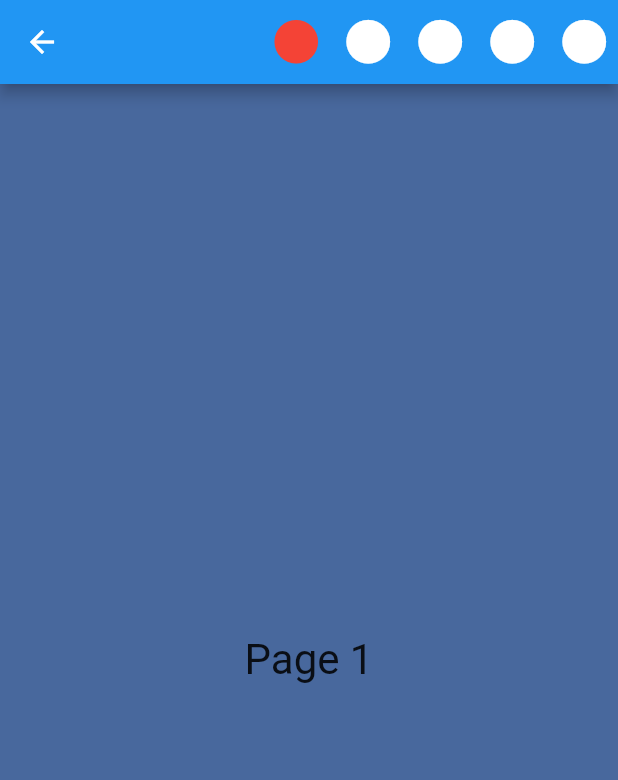
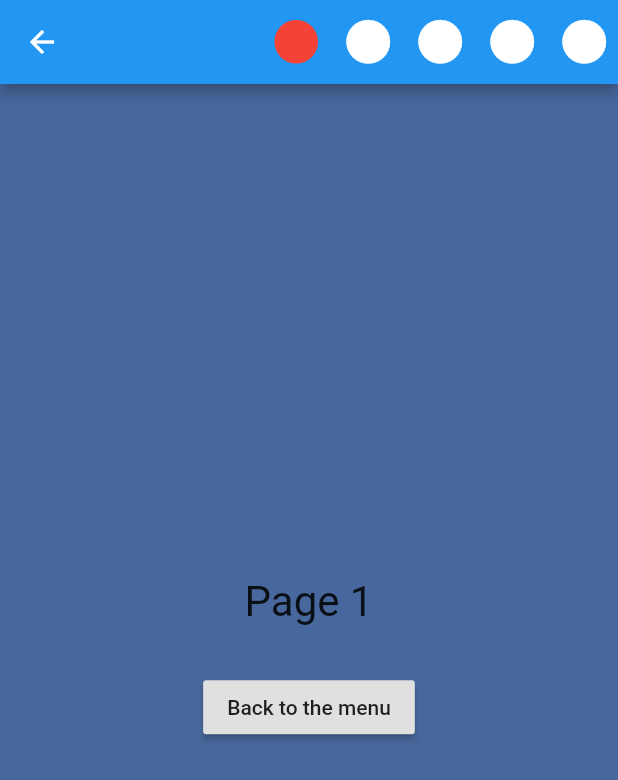
Before and after one commit to synw/persistent_state, a Flutter app: the Page screen opened by its route, on a phone screen of 412 x 824 dp. Shown: the top 780 px of the screen. Run offline on Flutter 3.47's test engine with Material 2 defaults, Android fonts, the phone set to English and light mode, and no system bars; missing offline and left inert: sqlcool.

Commit message:
Add a second example

```diff
--- a/example/lib/main.dart
+++ b/example/lib/main.dart
@@ -1,15 +1,21 @@
 import 'package:flutter/material.dart';
-import 'page_builder.dart';
-import 'state.dart';
 import 'db.dart';
-import 'intro.dart';
+import 'menu.dart';
+import 'routes/page_builder.dart';
+import 'routes/intro.dart';
+import 'squares/squares.dart';
 
 final routes = {
+  '/': (BuildContext context) => MenuPage(),
+  // pages example
+  '/intro': (BuildContext context) => IntroPage(),
   '/page1': (BuildContext context) => Page(1),
   '/page2': (BuildContext context) => Page(2),
   '/page3': (BuildContext context) => Page(3),
   '/page4': (BuildContext context) => Page(4),
   '/page5': (BuildContext context) => Page(5),
+  // squares example
+  '/squares': (BuildContext context) => SquaresPage(),
 };
 
 class MyApp extends StatelessWidget {
@@ -18,13 +24,12 @@ class MyApp extends StatelessWidget {
     return MaterialApp(
       debugShowCheckedModeBanner: false,
       title: 'Persistent state demo',
-      home: IntroPage(),
       routes: routes,
     );
   }
 }
 
 void main() {
-  initDb().then((_) => state.init());
+  initDb();
   runApp(MyApp());
 }
--- a/example/lib/page_builder.dart
+++ /dev/null
@@ -1,55 +0,0 @@
-import 'dart:math' as math;
-import 'package:flutter/material.dart';
-import 'state.dart';
-
-class Page extends StatelessWidget {
-  Page(this.pageNum, {Key key}) : super(key: key);
-
-  final int pageNum;
-
-  final Color _randomColor =
-      Color((math.Random().nextDouble() * 0xFFFFFF).toInt() << 0)
-          .withOpacity(0.8);
-
-  @override
-  Widget build(BuildContext context) {
-    return Scaffold(
-        appBar: AppBar(
-          actions: <Widget>[
-            NavButton(pageNum: 1, isSelected: (1 == pageNum)),
-            NavButton(pageNum: 2, isSelected: (2 == pageNum)),
-            NavButton(pageNum: 3, isSelected: (3 == pageNum)),
-            NavButton(pageNum: 4, isSelected: (4 == pageNum)),
-            NavButton(pageNum: 5, isSelected: (5 == pageNum)),
-          ],
-        ),
-        body: Container(
-            decoration: BoxDecoration(color: _randomColor),
-            child: Center(
-              child: Text("Page $pageNum", textScaleFactor: 2.0),
-            )));
-  }
-}
-
-class NavButton extends StatelessWidget {
-  const NavButton({
-    Key key,
-    @required this.pageNum,
-    this.isSelected = false,
-  }) : super(key: key);
-
-  final int pageNum;
-  final bool isSelected;
-
-  @override
-  Widget build(BuildContext context) {
-    return IconButton(
-      icon: Icon(
-        Icons.brightness_1,
-        size: 35.0,
-        color: (isSelected) ? Colors.red : Colors.white,
-      ),
-      onPressed: () => state.navigate(context, "/page$pageNum"),
-    );
-  }
-}
--- /dev/null
+++ b/example/lib/routes/page_builder.dart
@@ -0,0 +1,69 @@
+import 'dart:math' as math;
+import 'package:flutter/material.dart';
+import 'state.dart';
+
+class _PageState extends State<Page> {
+  final Color _randomColor =
+      Color((math.Random().nextDouble() * 0xFFFFFF).toInt() << 0)
+          .withOpacity(0.8);
+
+  @override
+  Widget build(BuildContext context) {
+    return Scaffold(
+        appBar: AppBar(
+          actions: <Widget>[
+            NavButton(pageNum: 1, isSelected: (1 == widget.pageNum)),
+            NavButton(pageNum: 2, isSelected: (2 == widget.pageNum)),
+            NavButton(pageNum: 3, isSelected: (3 == widget.pageNum)),
+            NavButton(pageNum: 4, isSelected: (4 == widget.pageNum)),
+            NavButton(pageNum: 5, isSelected: (5 == widget.pageNum)),
+          ],
+        ),
+        body: Container(
+            decoration: BoxDecoration(color: _randomColor),
+            child: Center(
+                child: Column(
+              mainAxisAlignment: MainAxisAlignment.center,
+              children: <Widget>[
+                Text("Page ${widget.pageNum}", textScaleFactor: 2.0),
+                Padding(padding: const EdgeInsets.all(15.0)),
+                RaisedButton(
+                  child: const Text("Back to the menu"),
+                  onPressed: () => Navigator.of(context).pushNamed("/"),
+                )
+              ],
+            ))));
+  }
+}
+
+class NavButton extends StatelessWidget {
+  const NavButton({
+    Key key,
+    @required this.pageNum,
+    this.isSelected = false,
+  }) : super(key: key);
+
+  final int pageNum;
+  final bool isSelected;
+
+  @override
+  Widget build(BuildContext context) {
+    return IconButton(
+      icon: Icon(
+        Icons.brightness_1,
+        size: 35.0,
+        color: (isSelected) ? Colors.red : Colors.white,
+      ),
+      onPressed: () => state.navigate(context, "/page$pageNum"),
+    );
+  }
+}
+
+class Page extends StatefulWidget {
+  Page(this.pageNum, {Key key}) : super(key: key);
+
+  final int pageNum;
+
+  @override
+  _PageState createState() => _PageState();
+}
```
Also changed, not shown: example/lib/db.dart (+8 -11 lines), example/lib/menu.dart (added, +46 -0 lines), example/lib/routes/db.dart (added, +9 -0 lines), example/lib/routes/state.dart (renamed from example/lib/state.dart, +20 -13 lines), example/lib/squares/db.dart (added, +9 -0 lines), example/lib/squares/squares.dart (added, +88 -0 lines), example/lib/squares/state.dart (added, +37 -0 lines), example/lib/routes/intro.dart (renamed from example/lib/intro.dart).
